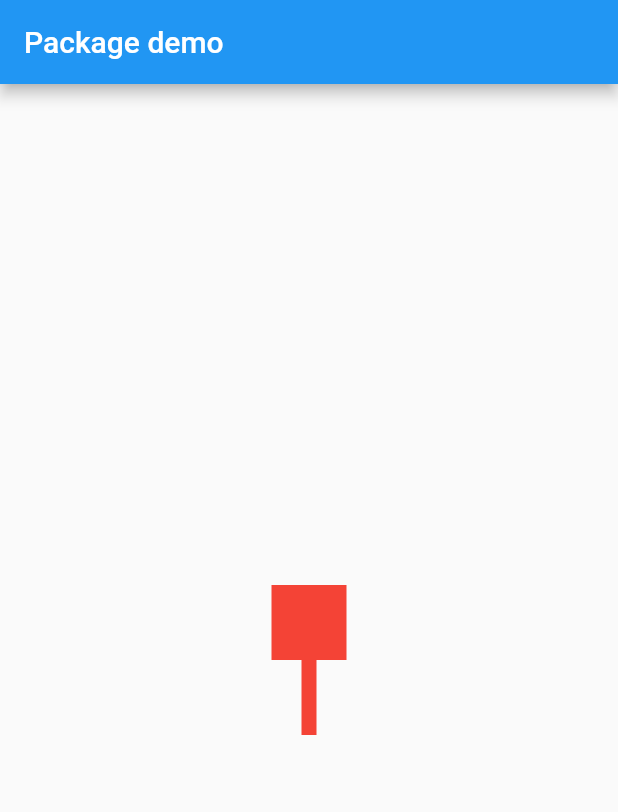
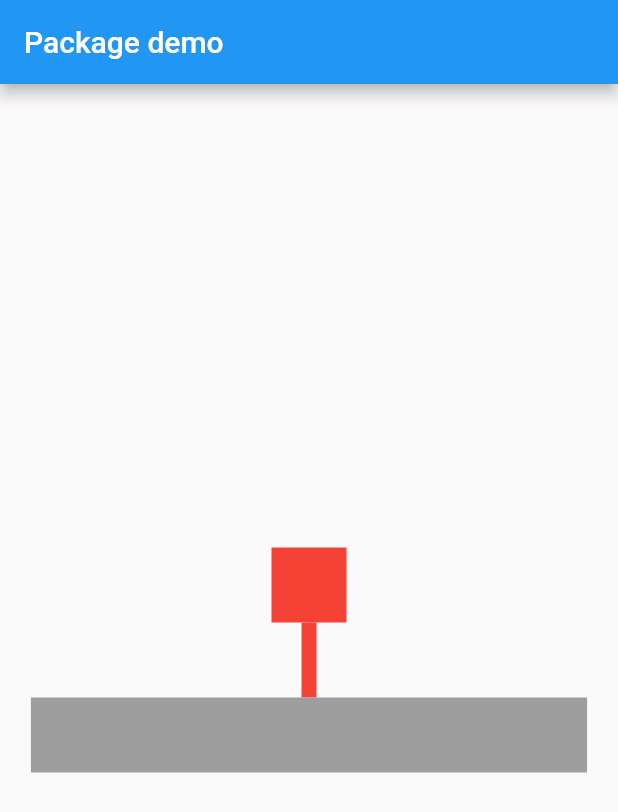
Before and after one commit to florian-lefebvre/flutter_responsive_breakpoints, a Flutter app: the screen it shows after launch, on a phone screen of 412 x 824 dp. Shown: the top 812 px of the screen. Run offline on Flutter 3.47's test engine with Material 2 defaults, Android fonts, the phone set to English and light mode, and no system bars.

Commit message:
release 0.0.3

```diff
--- a/example/lib/main.dart
+++ b/example/lib/main.dart
@@ -53,6 +53,11 @@ class _MyHomePageState extends State<MyHomePage> {
                   sm: Colors.orange,
                   xl: Colors.blue,
                 )),
+            Container(
+              color: Colors.grey,
+              width: 90.vw,
+              height: 50,
+            )
           ],
         ),
       ),
--- a/lib/flutter_responsive_breakpoints.dart
+++ b/lib/flutter_responsive_breakpoints.dart
@@ -3,6 +3,7 @@ library flutter_responsive_breakpoints;
 import 'package:flutter/foundation.dart';
 import 'package:flutter/widgets.dart';
 
+part 'src/extension.dart';
+part 'src/function.dart';
+part 'src/util.dart';
 part 'src/widget.dart';
-part 'src/util.dart';
-part 'src/function.dart';
--- /dev/null
+++ b/lib/src/extension.dart
@@ -0,0 +1,6 @@
+part of flutter_responsive_breakpoints;
+
+extension ResponsiveExtension on num {
+  double get vw => this * _ResponsiveUtil.width / 100;
+  double get vh => this * _ResponsiveUtil.height / 100;
+}
--- a/lib/src/util.dart
+++ b/lib/src/util.dart
@@ -8,6 +8,7 @@ class _ResponsiveUtil {
   static late BoxConstraints boxConstraints;
   static late Orientation orientation;
   static late double width;
+  static late double height;
   static late _PlatformType platformType;
 
   static void setplatformType() {
@@ -34,12 +35,17 @@ class _ResponsiveUtil {
         width = orientation == Orientation.portrait
             ? boxConstraints.maxWidth
             : boxConstraints.maxHeight;
+        height = orientation != Orientation.portrait
+            ? boxConstraints.maxWidth
+            : boxConstraints.maxHeight;
         break;
       case _PlatformType.desktop:
         width = boxConstraints.maxWidth;
+        height = boxConstraints.maxHeight;
         break;
       case _PlatformType.web:
         width = boxConstraints.maxWidth;
+        height = boxConstraints.maxHeight;
         break;
     }
   }
--- a/pubspec.yaml
+++ b/pubspec.yaml
@@ -1,6 +1,6 @@
 name: flutter_responsive_breakpoints
 description: This package provides breakpoints to help achieve responsive designs.
-version: 0.0.2
+version: 0.0.3
 homepage: https://github.com/florian-lefebvre/flutter_responsive_breakpoints
 
 environment:
```
Also changed, not shown: lib/src/function.dart (+23 -7 lines), example/pubspec.lock, 2 other files.
